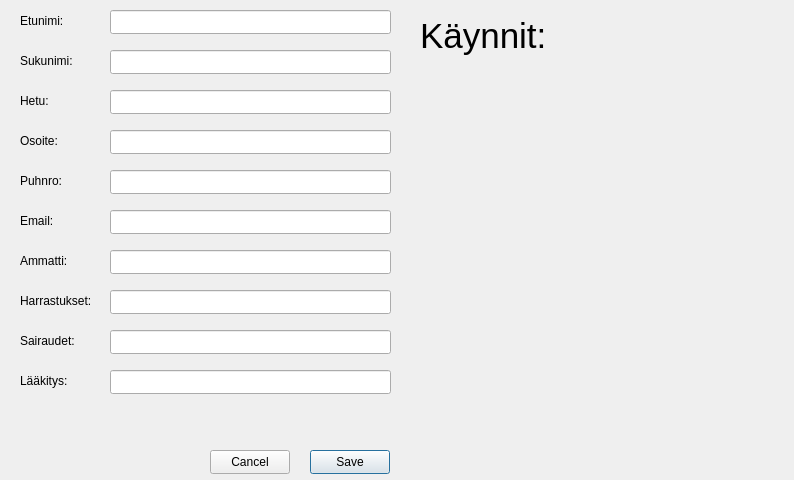
Old version of the form customerinfo.ui in the repository juhotuominen/CustomerManagerQT.
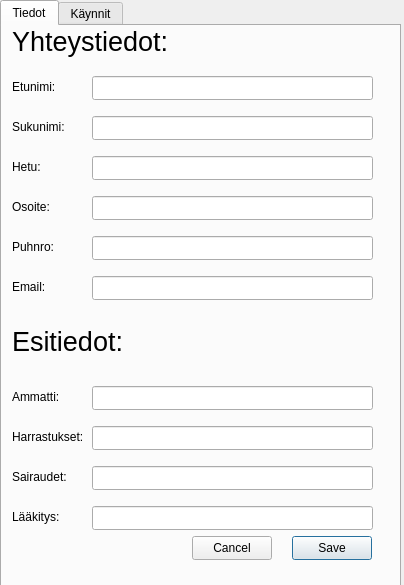
New version of the form.

Commit message: start visits page, add or remove not working

What changed in the file:
```diff
--- a/customerinfo.ui
+++ b/customerinfo.ui
@@ -6,18 +6,98 @@
    <rect>
     <x>0</x>
     <y>0</y>
-    <width>794</width>
-    <height>480</height>
+    <width>404</width>
+    <height>585</height>
    </rect>
   </property>
   <property name="windowTitle">
    <string>CustomerInfo</string>
   </property>
+  <widget class="QTabWidget" name="tabWidget">
+   <property name="geometry">
+    <rect>
+     <x>0</x>
+     <y>0</y>
+     <width>401</width>
+     <height>591</height>
+    </rect>
+   </property>
+   <property name="currentIndex">
+    <number>0</number>
+   </property>
+   <property name="documentMode">
+    <bool>false</bool>
+   </property>
+   <property name="tabsClosable">
+    <bool>false</bool>
+   </property>
+   <widget class="QWidget" name="tab">
+    <attribute name="title">
+     <string>Tiedot</string>
+    </attribute>
+    <widget class="QLineEdit" name="lineEditMedication">
+     <property name="geometry">
+      <rect>
+       <x>90</x>
+       <y>480</y>
+       <width>281</width>
+       <height>24</height>
+      </rect>
+     </property>
+     <property name="font">
+      <font>
+       <pointsize>9</pointsize>
+      </font>
+     </property>
+    </widget>
+    <widget class="QLineEdit" name="lineEditEmail">
+     <property name="geometry">
+      <rect>
+       <x>90</x>
+       <y>250</y>
+       <width>281</width>
+       <height>24</height>
+      </rect>
+     </property>
+    </widget>
+    <widget class="QLineEdit" name="lineEditFirstname">
+     <property name="geometry">
+      <rect>
+       <x>90</x>
+       <y>50</y>
+       <width>281</width>
+       <height>24</height>
+      </rect>
+     </property>
+    </widget>
+    <widget class="QLabel" name="label_18">
+     <property name="geometry">
+      <rect>
+       <x>10</x>
+       <y>50</y>
+       <width>51</width>
+       <height>21</height>
+      </rect>
+     </property>
+     <property name="text">
+      <string>Etunimi:</string>
+     </property>
+    </widget>
+    <widget class="QLineEdit" name="lineEditAddress">
+     <property name="geometry">
+      <rect>
+       <x>90</x>
+       <y>170</y>
+       <width>281</width>
+       <height>24</height>
+      </rect>
+     </property>
+    </widget>
   <widget class="QLabel" name="label_11">
    <property name="geometry">
     <rect>
-     <x>20</x>
-     <y>330</y>
+       <x>10</x>
+       <y>440</y>
      <width>61</width>
      <height>21</height>
     </rect>
@@ -26,37 +106,11 @@
     <string>Sairaudet:</string>
    </property>
   </widget>
-  <widget class="QLabel" name="label_12">
-   <property name="geometry">
-    <rect>
-     <x>20</x>
-     <y>90</y>
-     <width>41</width>
-     <height>21</height>
-    </rect>
-   </property>
-   <property name="text">
-    <string>Hetu:</string>
-   </property>
-  </widget>
-  <widget class="QLabel" name="label_13">
-   <property name="geometry">
-    <rect>
-     <x>20</x>
-     <y>290</y>
-     <width>81</width>
-     <height>21</height>
-    </rect>
-   </property>
-   <property name="text">
-    <string>Harrastukset:</string>
-   </property>
-  </widget>
   <widget class="QLabel" name="label_14">
    <property name="geometry">
     <rect>
-     <x>20</x>
-     <y>50</y>
+       <x>10</x>
+       <y>90</y>
      <width>61</width>
      <height>21</height>
     </rect>
@@ -65,63 +119,11 @@
     <string>Sukunimi:</string>
    </property>
   </widget>
-  <widget class="QLabel" name="label_15">
-   <property name="geometry">
-    <rect>
-     <x>20</x>
-     <y>210</y>
-     <width>51</width>
-     <height>21</height>
-    </rect>
-   </property>
-   <property name="text">
-    <string>Email:</string>
-   </property>
-  </widget>
-  <widget class="QLabel" name="label_16">
-   <property name="geometry">
-    <rect>
-     <x>20</x>
-     <y>170</y>
-     <width>51</width>
-     <height>21</height>
-    </rect>
-   </property>
-   <property name="text">
-    <string>Puhnro:</string>
-   </property>
-  </widget>
-  <widget class="QLabel" name="label_17">
-   <property name="geometry">
-    <rect>
-     <x>20</x>
-     <y>130</y>
-     <width>41</width>
-     <height>21</height>
-    </rect>
-   </property>
-   <property name="text">
-    <string>Osoite:</string>
-   </property>
-  </widget>
-  <widget class="QLabel" name="label_18">
-   <property name="geometry">
-    <rect>
-     <x>20</x>
-     <y>10</y>
-     <width>51</width>
-     <height>21</height>
-    </rect>
-   </property>
-   <property name="text">
-    <string>Etunimi:</string>
-   </property>
-  </widget>
   <widget class="QLabel" name="label_19">
    <property name="geometry">
     <rect>
-     <x>20</x>
-     <y>370</y>
+       <x>10</x>
+       <y>480</y>
      <width>61</width>
      <height>21</height>
     </rect>
@@ -130,94 +132,75 @@
     <string>Lääkitys:</string>
    </property>
   </widget>
-  <widget class="QLabel" name="label_20">
+    <widget class="QLabel" name="label_13">
    <property name="geometry">
     <rect>
-     <x>20</x>
-     <y>250</y>
-     <width>61</width>
+       <x>10</x>
+       <y>400</y>
+       <width>81</width>
      <height>21</height>
     </rect>
    </property>
    <property name="text">
-    <string>Ammatti:</string>
-   </property>
-  </widget>
-  <widget class="QLineEdit" name="lineEditFirstname">
-   <property name="geometry">
-    <rect>
-     <x>110</x>
-     <y>10</y>
-     <width>281</width>
-     <height>24</height>
-    </rect>
-   </property>
-  </widget>
-  <widget class="QLineEdit" name="lineEditLastname">
-   <property name="geometry">
-    <rect>
-     <x>110</x>
-     <y>50</y>
-     <width>281</width>
-     <height>24</height>
-    </rect>
-   </property>
-  </widget>
-  <widget class="QLineEdit" name="lineEditSocialsecurity">
-   <property name="geometry">
-    <rect>
-     <x>110</x>
-     <y>90</y>
-     <width>281</width>
-     <height>24</height>
-    </rect>
-   </property>
-  </widget>
-  <widget class="QLineEdit" name="lineEditAddress">
-   <property name="geometry">
-    <rect>
-     <x>110</x>
-     <y>130</y>
-     <width>281</width>
-     <height>24</height>
-    </rect>
-   </property>
-  </widget>
-  <widget class="QLineEdit" name="lineEditPhone">
-   <property name="geometry">
-    <rect>
-     <x>110</x>
-     <y>170</y>
-     <width>281</width>
-     <height>24</height>
-    </rect>
-   </property>
-  </widget>
-  <widget class="QLineEdit" name="lineEditEmail">
-   <property name="geometry">
-    <rect>
-     <x>110</x>
-     <y>210</y>
-     <width>281</width>
-     <height>24</height>
-    </rect>
+      <string>Harrastukset:</string>
    </property>
   </widget>
   <widget class="QLineEdit" name="lineEditProfession">
    <property name="geometry">
     <rect>
-     <x>110</x>
-     <y>250</y>
+       <x>90</x>
+       <y>360</y>
      <width>281</width>
      <height>24</height>
     </rect>
    </property>
   </widget>
-  <widget class="QLineEdit" name="lineEditHobbies">
+    <widget class="QLineEdit" name="lineEditSocialsecurity">
    <property name="geometry">
     <rect>
-     <x>110</x>
-     <y>290</y>
+       <x>90</x>
+       <y>130</y>
+       <width>281</width>
+       <height>24</height>
+      </rect>
+     </property>
+    </widget>
+    <widget class="QLabel" name="label">
+     <property name="geometry">
+      <rect>
+       <x>10</x>
+       <y>0</y>
+       <width>161</width>
+       <height>31</height>
+      </rect>
+     </property>
+     <property name="font">
+      <font>
+       <pointsize>20</pointsize>
+      </font>
+     </property>
+     <property name="text">
+      <string>Yhteystiedot:</string>
+     </property>
+    </widget>
+    <widget class="QLabel" name="label_12">
+     <property name="geometry">
+      <rect>
+       <x>10</x>
+       <y>130</y>
+       <width>41</width>
+       <height>21</height>
+      </rect>
+     </property>
+     <property name="text">
+      <string>Hetu:</string>
+     </property>
+    </widget>
+    <widget class="QLineEdit" name="lineEditLastname">
+     <property name="geometry">
+      <rect>
+       <x>90</x>
+       <y>90</y>
      <width>281</width>
      <height>24</height>
     </rect>
@@ -226,33 +209,18 @@
   <widget class="QLineEdit" name="lineEditDiseases">
    <property name="geometry">
     <rect>
-     <x>110</x>
-     <y>330</y>
+       <x>90</x>
+       <y>440</y>
      <width>281</width>
      <height>24</height>
     </rect>
    </property>
   </widget>
-  <widget class="QLineEdit" name="lineEditMedication">
-   <property name="geometry">
-    <rect>
-     <x>110</x>
-     <y>370</y>
-     <width>281</width>
-     <height>24</height>
-    </rect>
-   </property>
-   <property name="font">
-    <font>
-     <pointsize>9</pointsize>
-    </font>
-   </property>
-  </widget>
   <widget class="QPushButton" name="saveButton">
    <property name="geometry">
     <rect>
-     <x>310</x>
-     <y>450</y>
+       <x>290</x>
+       <y>510</y>
      <width>80</width>
      <height>24</height>
     </rect>
@@ -261,11 +229,47 @@
     <string>Save</string>
    </property>
   </widget>
+    <widget class="QLabel" name="label_17">
+     <property name="geometry">
+      <rect>
+       <x>10</x>
+       <y>170</y>
+       <width>41</width>
+       <height>21</height>
+      </rect>
+     </property>
+     <property name="text">
+      <string>Osoite:</string>
+     </property>
+    </widget>
+    <widget class="QLineEdit" name="lineEditPhone">
+     <property name="geometry">
+      <rect>
+       <x>90</x>
+       <y>210</y>
+       <width>281</width>
+       <height>24</height>
+      </rect>
+     </property>
+    </widget>
+    <widget class="QLabel" name="label_16">
+     <property name="geometry">
+      <rect>
+       <x>10</x>
+       <y>210</y>
+       <width>51</width>
+       <height>21</height>
+      </rect>
+     </property>
+     <property name="text">
+      <string>Puhnro:</string>
+     </property>
+    </widget>
   <widget class="QPushButton" name="cancelButton">
    <property name="geometry">
     <rect>
-     <x>210</x>
-     <y>450</y>
+       <x>190</x>
+       <y>510</y>
      <width>80</width>
      <height>24</height>
     </rect>
@@ -274,25 +278,102 @@
     <string>Cancel</string>
    </property>
   </widget>
-  <widget class="QLabel" name="labelVisits">
+    <widget class="QLineEdit" name="lineEditHobbies">
    <property name="geometry">
     <rect>
-     <x>420</x>
-     <y>10</y>
-     <width>351</width>
-     <height>51</height>
+       <x>90</x>
+       <y>400</y>
+       <width>281</width>
+       <height>24</height>
+      </rect>
+     </property>
+    </widget>
+    <widget class="QLabel" name="label_15">
+     <property name="geometry">
+      <rect>
+       <x>10</x>
+       <y>250</y>
+       <width>51</width>
+       <height>21</height>
+      </rect>
+     </property>
+     <property name="text">
+      <string>Email:</string>
+     </property>
+    </widget>
+    <widget class="QLabel" name="label_2">
+     <property name="geometry">
+      <rect>
+       <x>10</x>
+       <y>300</y>
+       <width>121</width>
+       <height>31</height>
     </rect>
    </property>
    <property name="font">
     <font>
-     <family>Segoe UI</family>
-     <pointsize>26</pointsize>
-     <bold>false</bold>
+       <pointsize>20</pointsize>
     </font>
    </property>
    <property name="text">
-    <string>Käynnit:</string>
-   </property>
+      <string>Esitiedot:</string>
+     </property>
+    </widget>
+    <widget class="QLabel" name="label_20">
+     <property name="geometry">
+      <rect>
+       <x>10</x>
+       <y>360</y>
+       <width>61</width>
+       <height>21</height>
+      </rect>
+     </property>
+     <property name="text">
+      <string>Ammatti:</string>
+     </property>
+    </widget>
+   </widget>
+   <widget class="QWidget" name="tab_2">
+    <attribute name="title">
+     <string>Käynnit</string>
+    </attribute>
+    <widget class="QPushButton" name="addVisitButton">
+     <property name="geometry">
+      <rect>
+       <x>300</x>
+       <y>10</y>
+       <width>80</width>
+       <height>24</height>
+      </rect>
+     </property>
+     <property name="text">
+      <string>Add Visit</string>
+     </property>
+    </widget>
+    <widget class="QPushButton" name="removeVisitButton">
+     <property name="geometry">
+      <rect>
+       <x>300</x>
+       <y>50</y>
+       <width>80</width>
+       <height>24</height>
+      </rect>
+     </property>
+     <property name="text">
+      <string>Remove</string>
+     </property>
+    </widget>
+    <widget class="QTextBrowser" name="textBrowser">
+     <property name="geometry">
+      <rect>
+       <x>10</x>
+       <y>10</y>
+       <width>281</width>
+       <height>441</height>
+      </rect>
+     </property>
+    </widget>
+   </widget>
   </widget>
  </widget>
  <resources/>
```
Lines whose indentation alone changed are shown as unchanged. The commit also changes 5 other files.
